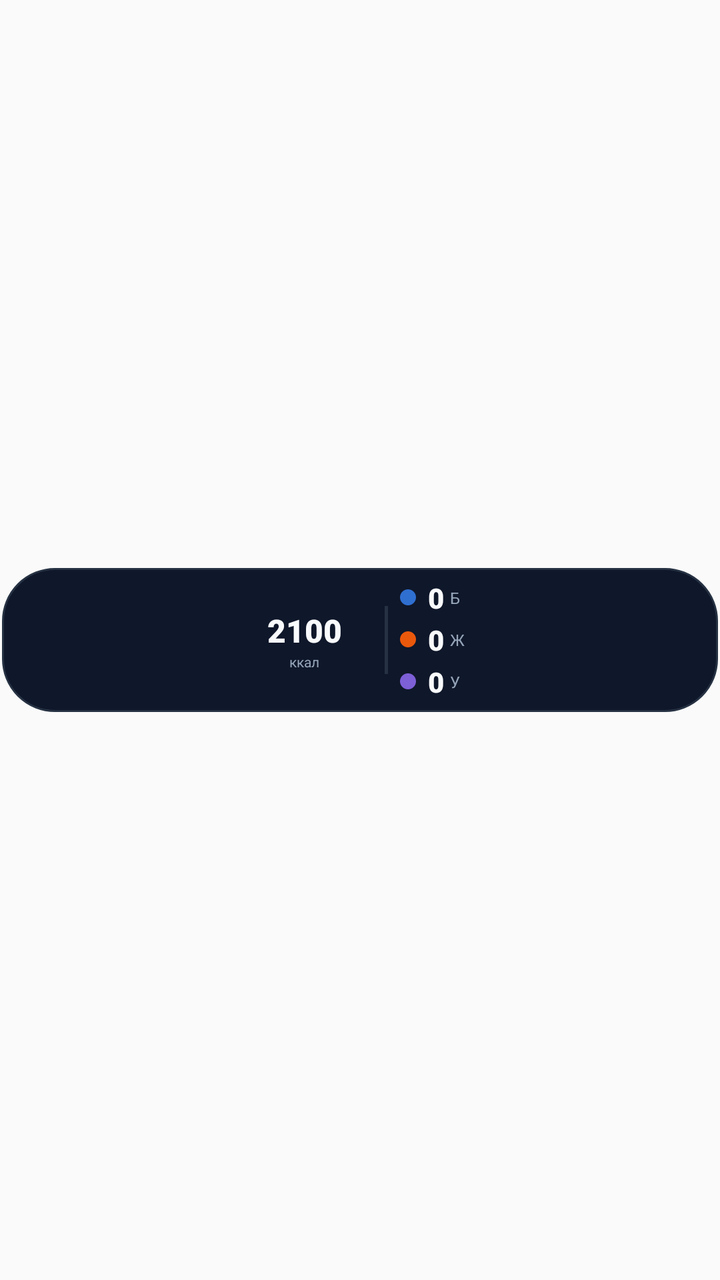
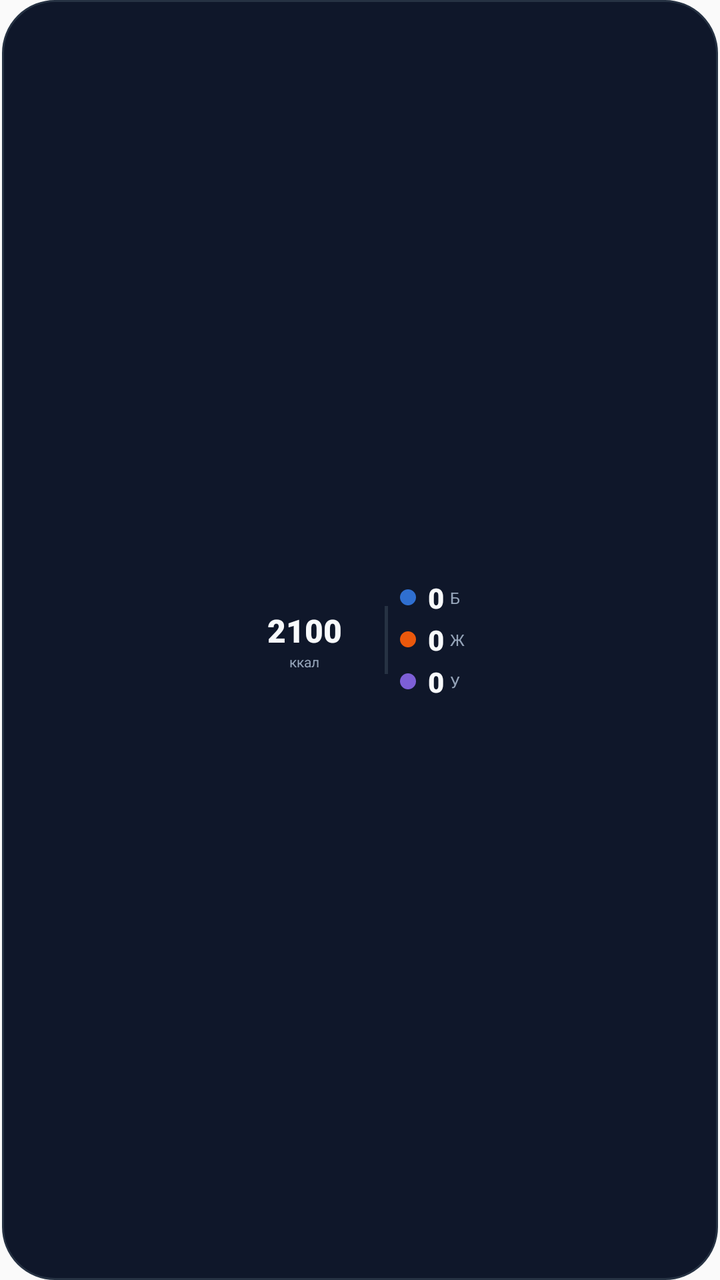

An Android layout rendered at two revisions. The XML below is the earlier revision; the diff shows what the commit changed to produce the second picture.
<!-- AndroidManifest.xml: application theme AppTheme -->
<!-- res/layout/widget_calories_dark.xml -->
<?xml version="1.0" encoding="utf-8"?>
<FrameLayout xmlns:android="http://schemas.android.com/apk/res/android"
    android:id="@+id/widget_root"
    android:layout_width="match_parent"
    android:layout_height="wrap_content">

    
    <FrameLayout
        android:layout_width="match_parent"
        android:layout_height="wrap_content"
        android:layout_gravity="center"
        android:layout_marginStart="1dp"
        android:layout_marginEnd="1dp"
        android:background="@drawable/widget_bg_dark"
        android:paddingStart="3dp"
        android:paddingEnd="10dp"
        android:paddingTop="4dp"
        android:paddingBottom="4dp">

        <LinearLayout
            android:layout_width="wrap_content"
            android:layout_height="wrap_content"
            android:layout_gravity="center"
            android:gravity="center_vertical"
            android:orientation="horizontal">

            
            <FrameLayout
                android:layout_width="64dp"
                android:layout_height="64dp"
                android:layout_marginEnd="4dp">

                <ImageView
                    android:id="@+id/widget_ring"
                    android:layout_width="64dp"
                    android:layout_height="64dp"
                    android:contentDescription="@null"
                    android:scaleType="fitCenter" />

                <LinearLayout
                    android:layout_width="wrap_content"
                    android:layout_height="wrap_content"
                    android:layout_gravity="center"
                    android:gravity="center_horizontal"
                    android:orientation="vertical">

                    <TextView
                        android:id="@+id/widget_remain"
                        android:layout_width="42dp"
                        android:layout_height="wrap_content"
                        android:autoSizeTextType="uniform"
                        android:autoSizeMinTextSize="9sp"
                        android:autoSizeMaxTextSize="16sp"
                        android:fontFamily="sans-serif-black"
                        android:gravity="center"
                        android:maxLines="1"
                        android:text="2100"
                        android:textColor="#F8FAFC"
                        android:textSize="16sp" />

                    <TextView
                        android:id="@+id/widget_remain_unit"
                        android:layout_width="wrap_content"
                        android:layout_height="wrap_content"
                        android:fontFamily="sans-serif"
                        android:gravity="center"
                        android:maxLines="1"
                        android:text="ккал"
                        android:textColor="#94A3B8"
                        android:textSize="7sp" />
                </LinearLayout>
            </FrameLayout>

            
            <FrameLayout
                android:layout_width="1.5dp"
                android:layout_height="34dp"
                android:layout_marginStart="4dp"
                android:layout_marginEnd="4dp"
                android:background="#263243" />

            <LinearLayout
                android:layout_width="wrap_content"
                android:layout_height="wrap_content"
                android:layout_marginStart="2dp"
                android:orientation="vertical">

                <LinearLayout
                    android:layout_width="wrap_content"
                    android:layout_height="wrap_content"
                    android:gravity="center_vertical"
                    android:orientation="horizontal">

                    <ImageView
                        android:id="@+id/widget_dot_p"
                        android:layout_width="8dp"
                        android:layout_height="8dp"
                        android:contentDescription="@null"
                        android:src="@drawable/widget_dot_protein" />

                    <TextView
                        android:id="@+id/widget_p"
                        android:layout_width="wrap_content"
                        android:layout_height="wrap_content"
                        android:layout_marginStart="6dp"
                        android:fontFamily="sans-serif-black"
                        android:maxLines="1"
                        android:text="0"
                        android:textColor="#F8FAFC"
                        android:textSize="14sp" />

                    <TextView
                        android:layout_width="wrap_content"
                        android:layout_height="wrap_content"
                        android:layout_marginStart="3dp"
                        android:fontFamily="sans-serif"
                        android:maxLines="1"
                        android:text="Б"
                        android:textColor="#94A3B8"
                        android:textSize="8sp" />
                </LinearLayout>

                <LinearLayout
                    android:layout_width="wrap_content"
                    android:layout_height="wrap_content"
                    android:layout_marginTop="2dp"
                    android:gravity="center_vertical"
                    android:orientation="horizontal">

                    <ImageView
                        android:id="@+id/widget_dot_f"
                        android:layout_width="8dp"
                        android:layout_height="8dp"
                        android:contentDescription="@null"
                        android:src="@drawable/widget_dot_fat" />

                    <TextView
                        android:id="@+id/widget_f"
                        android:layout_width="wrap_content"
                        android:layout_height="wrap_content"
                        android:layout_marginStart="6dp"
                        android:fontFamily="sans-serif-black"
                        android:maxLines="1"
                        android:text="0"
                        android:textColor="#F8FAFC"
                        android:textSize="14sp" />

                    <TextView
                        android:layout_width="wrap_content"
                        android:layout_height="wrap_content"
                        android:layout_marginStart="3dp"
                        android:fontFamily="sans-serif"
                        android:maxLines="1"
                        android:text="Ж"
                        android:textColor="#94A3B8"
                        android:textSize="8sp" />
                </LinearLayout>

                <LinearLayout
                    android:layout_width="wrap_content"
                    android:layout_height="wrap_content"
                    android:layout_marginTop="2dp"
                    android:gravity="center_vertical"
                    android:orientation="horizontal">

                    <ImageView
                        android:id="@+id/widget_dot_c"
                        android:layout_width="8dp"
                        android:layout_height="8dp"
                        android:contentDescription="@null"
                        android:src="@drawable/widget_dot_carbs" />

                    <TextView
                        android:id="@+id/widget_c"
                        android:layout_width="wrap_content"
                        android:layout_height="wrap_content"
                        android:layout_marginStart="6dp"
                        android:fontFamily="sans-serif-black"
                        android:maxLines="1"
                        android:text="0"
                        android:textColor="#F8FAFC"
                        android:textSize="14sp" />

                    <TextView
                        android:layout_width="wrap_content"
                        android:layout_height="wrap_content"
                        android:layout_marginStart="3dp"
                        android:fontFamily="sans-serif"
                        android:maxLines="1"
                        android:text="У"
                        android:textColor="#94A3B8"
                        android:textSize="8sp" />
                </LinearLayout>
            </LinearLayout>
        </LinearLayout>
    </FrameLayout>

</FrameLayout>
<!-- resources referenced by this layout -->
<resources>
  <!-- drawable widget_bg_dark (drawable) -->
  <?xml version="1.0" encoding="utf-8"?>
  <shape xmlns:android="http://schemas.android.com/apk/res/android"
      android:shape="rectangle">
      <solid android:color="#0F172A" />
      <corners android:radius="26dp" />
      <stroke
          android:width="1dp"
          android:color="#263243" />
  </shape>
  <!-- drawable widget_dot_carbs (drawable) -->
  <?xml version="1.0" encoding="utf-8"?>
  <shape xmlns:android="http://schemas.android.com/apk/res/android"
      android:shape="oval">
      <solid android:color="#7D5FD6" />
  </shape>
  <!-- drawable widget_dot_fat (drawable) -->
  <?xml version="1.0" encoding="utf-8"?>
  <shape xmlns:android="http://schemas.android.com/apk/res/android"
      android:shape="oval">
      <solid android:color="#EA580C" />
  </shape>
  <!-- drawable widget_dot_protein (drawable) -->
  <?xml version="1.0" encoding="utf-8"?>
  <shape xmlns:android="http://schemas.android.com/apk/res/android"
      android:shape="oval">
      <solid android:color="#2F6FD0" />
  </shape>
  <style name="AppTheme" parent="android:style/Theme.Material.Light.NoActionBar" />
</resources>

<!-- the commit's change to res/layout/widget_calories_dark.xml (unified diff, before → after) -->
@@ -7,7 +7,7 @@
     
     <FrameLayout
         android:layout_width="match_parent"
-        android:layout_height="wrap_content"
+        android:layout_height="match_parent"
         android:layout_gravity="center"
         android:layout_marginStart="1dp"
         android:layout_marginEnd="1dp"
